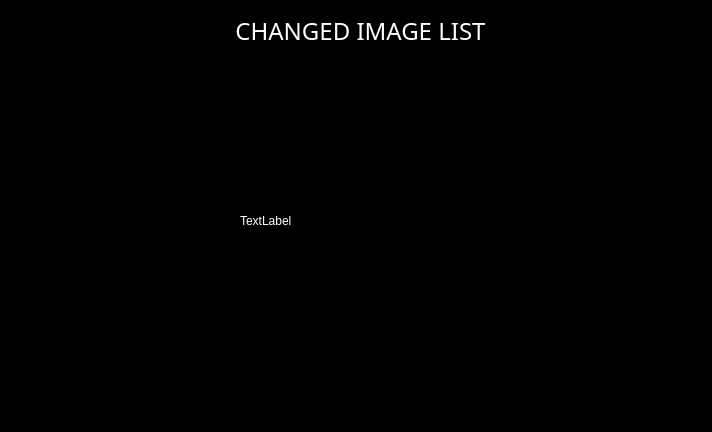
First picture: the form in image_dialog.ui, repository J1nHyeockKim/DGSW2020_Narsha_ChangeEverything, before the edit.
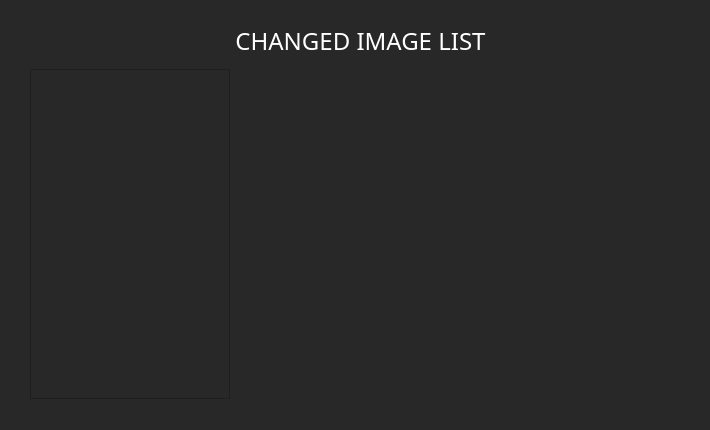
Second picture: the form after the edit.

Commit message: [FIX] GUI 디자인 수정

The edit to the form file:
```diff
--- a/image_dialog.ui
+++ b/image_dialog.ui
@@ -6,22 +6,22 @@
    <rect>
     <x>0</x>
     <y>0</y>
-    <width>712</width>
-    <height>432</height>
+    <width>710</width>
+    <height>430</height>
    </rect>
   </property>
   <property name="windowTitle">
    <string>Dialog</string>
   </property>
   <property name="styleSheet">
-   <string notr="true">background-color: rgb(0, 0, 0);
+   <string notr="true">background-color: rgb(40, 40, 40);
 color: rgb(255, 255, 255);</string>
   </property>
   <widget class="QLabel" name="label">
    <property name="geometry">
     <rect>
      <x>30</x>
-     <y>10</y>
+     <y>20</y>
      <width>661</width>
      <height>41</height>
     </rect>
@@ -45,9 +45,9 @@
    <property name="geometry">
     <rect>
      <x>30</x>
-     <y>60</y>
-     <width>201</width>
-     <height>321</height>
+     <y>69</y>
+     <width>200</width>
+     <height>330</height>
     </rect>
    </property>
   </widget>
@@ -55,13 +55,13 @@
    <property name="geometry">
     <rect>
      <x>240</x>
-     <y>60</y>
-     <width>441</width>
-     <height>321</height>
+     <y>70</y>
+     <width>440</width>
+     <height>330</height>
     </rect>
    </property>
    <property name="text">
-    <string>TextLabel</string>
+    <string/>
    </property>
   </widget>
  </widget>
```
The commit also changes 3 other files.
